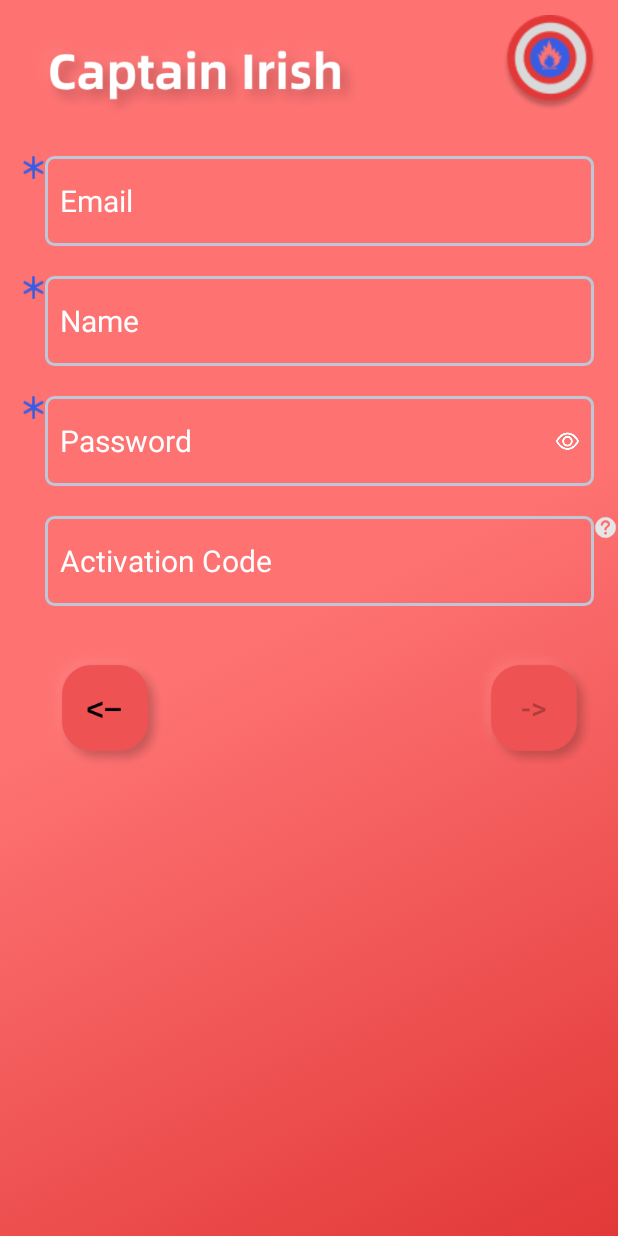
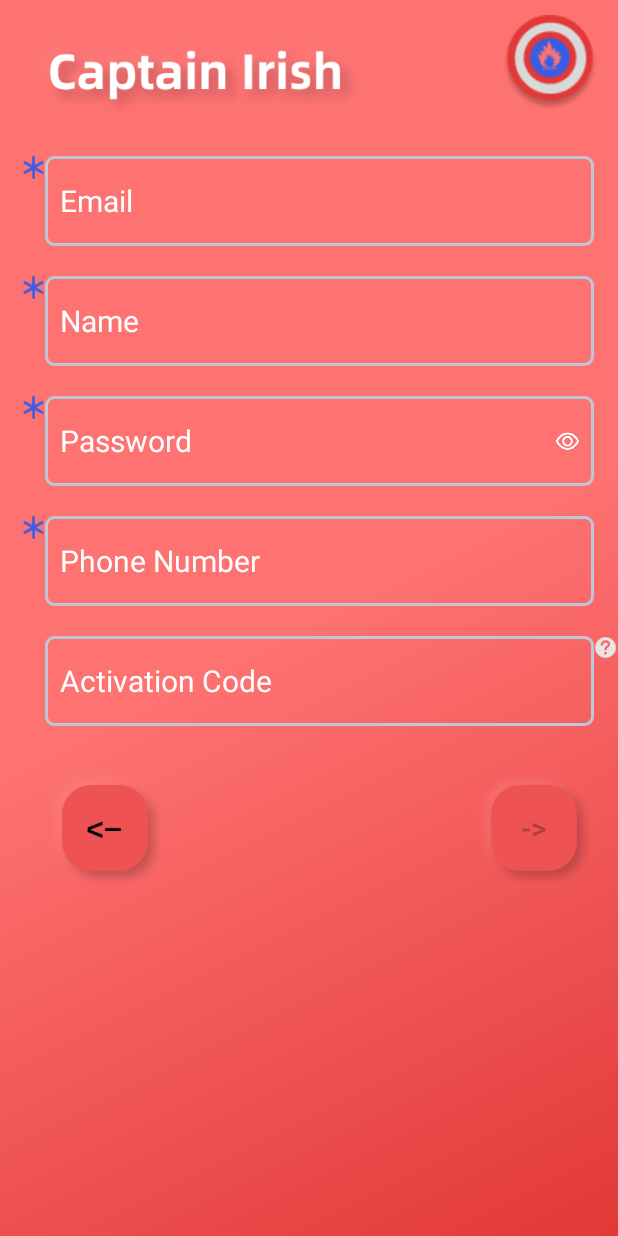
Before and after one commit to marvinliuu/ASE_Group5, an Android app: the RegisterFragment screen opened directly, with no data from a screen before it, on a phone screen of 412 x 824 dp. Run offline under Robolectric (Android 15) with nearby library versions, the phone set to English and light mode, and no system bars; our stand-ins replace Firebase (no records; nobody signed in at launch, a user with empty details on screens opened directly); Roboto replaces fonts that are not available here.

Commit message:
23.04.06 Register Phone Number - Yilun Li

```diff
--- a/testDisasterEvent/app/src/main/java/com/example/testdisasterevent/data/RegisterDataSource.java
+++ b/testDisasterEvent/app/src/main/java/com/example/testdisasterevent/data/RegisterDataSource.java
@@ -37,7 +37,7 @@ public class RegisterDataSource {
      * @param email - user's email
      * @param actCode - Activation Code for type
      */
-    public Result<String> register(String username, String password, String email, String actCode) {
+    public Result<String> register(String username, String password, String email, String phone, String actCode) {
         try {
             // Write user data to Firebase Realtime Database
             mDatabase = FirebaseDatabase.getInstance().getReference();
@@ -68,7 +68,7 @@ public class RegisterDataSource {
                         userData.put("type", actCodeInt); // Change to int
                     }
 
-                    userData.put("phone", "877022342");
+                    userData.put("phone", phone);
 
                     userId += count;
                     userDatabase.child(userId).setValue(userData);
--- a/testDisasterEvent/app/src/main/java/com/example/testdisasterevent/data/RegisterRepository.java
+++ b/testDisasterEvent/app/src/main/java/com/example/testdisasterevent/data/RegisterRepository.java
@@ -23,9 +23,9 @@ public class RegisterRepository {
 
 
 
-    public Result<String> register(String username, String password, String email, String actCode) {
+    public Result<String> register(String username, String password, String email, String phone, String actCode) {
         // handle login
-        Result<String> result = dataSource.register(username, password, email, actCode);
+        Result<String> result = dataSource.register(username, password, email, phone, actCode);
         return result;
     }
 
--- a/testDisasterEvent/app/src/main/java/com/example/testdisasterevent/ui/register/RegisterFragment.java
+++ b/testDisasterEvent/app/src/main/java/com/example/testdisasterevent/ui/register/RegisterFragment.java
@@ -40,6 +40,7 @@ public class RegisterFragment extends Fragment {
     private EditText registerName;
     private EditText registerEmail;
     private EditText registerPwd;
+    private EditText registerPhone;
     private EditText registerActCode;
     private boolean pwdFlag = false;
     private PopupWindow popupWindow;
@@ -62,6 +63,7 @@ public class RegisterFragment extends Fragment {
         registerName = binding.registerName;
         registerEmail = binding.registerEmail;
         registerPwd = binding.registerPassword;
+        registerPhone = binding.registerPhone;
         registerActCode = binding.registerActivationCode;
 
         pwdVisible = binding.passwordVisible;
@@ -99,6 +101,7 @@ public class RegisterFragment extends Fragment {
         registerEmail.addTextChangedListener(afterTextChangedListener);
         registerPwd.addTextChangedListener(afterTextChangedListener);
         registerName.addTextChangedListener(afterTextChangedListener);
+        registerPhone.addTextChangedListener(afterTextChangedListener);
         registerActCode.addTextChangedListener(afterTextChangedListener);
 
         registerBack.setOnClickListener(new View.OnClickListener() {
@@ -135,9 +138,10 @@ public class RegisterFragment extends Fragment {
                 String name = registerName.getText().toString();
                 String email = registerEmail.getText().toString();
                 String pwd = registerPwd.getText().toString();
+                String phone = registerPhone.getText().toString();
                 String actCode = registerActCode.getText().toString();
 
-                mViewModel.register(name, pwd, email, actCode);
+                mViewModel.register(name, pwd, email, phone, actCode);
 
                 Intent login_intent = new Intent(getActivity(), LoginActivity.class);
                 startActivity(login_intent);
--- a/testDisasterEvent/app/src/main/java/com/example/testdisasterevent/ui/register/RegisterViewModel.java
+++ b/testDisasterEvent/app/src/main/java/com/example/testdisasterevent/ui/register/RegisterViewModel.java
@@ -24,9 +24,9 @@ public class RegisterViewModel extends ViewModel {
         this.registerRepository = registerRepository;
     }
     // TODO: Implement the ViewModel
-    public boolean register(String username, String password, String email, String actCode) {
+    public boolean register(String username, String password, String email, String phone, String actCode) {
         // can be launched in a separate asynchronous job
-        Result<String> result = registerRepository.register(username, password, email, actCode);
+        Result<String> result = registerRepository.register(username, password, email, phone, actCode);
 
         if (result instanceof Result.Success) {
             return true;
--- a/testDisasterEvent/app/src/main/res/layout/register_fragment.xml
+++ b/testDisasterEvent/app/src/main/res/layout/register_fragment.xml
@@ -60,6 +60,16 @@
         android:scaleType="fitXY"
         app:layout_constraintRight_toLeftOf="@+id/registerPassword"
         app:layout_constraintTop_toTopOf="@+id/registerPassword" />
+
+    <ImageView
+        android:id="@+id/mustFilledIn3"
+        android:layout_width="15dp"
+        android:layout_height="15dp"
+        android:layout_marginTop="0dp"
+        android:background="@drawable/star"
+        android:scaleType="fitXY"
+        app:layout_constraintRight_toLeftOf="@+id/registerPhone"
+        app:layout_constraintTop_toTopOf="@+id/registerPhone" />
 
 
     <Button
@@ -163,6 +173,27 @@
         app:layout_constraintTop_toBottomOf="@+id/registerName" />
 
     <EditText
+        android:id="@+id/registerPhone"
+        android:layout_width="match_parent"
+        android:layout_height="60dp"
+        android:layout_marginStart="30dp"
+        android:layout_marginTop="20dp"
+        android:layout_marginEnd="16dp"
+        android:background="@drawable/bg_edittext"
+        android:ems="15"
+        android:hint="Phone Number"
+        android:textColorHint="@color/white"
+        android:inputType="textPhonetic"
+        android:paddingLeft="10dp"
+        android:paddingTop="10dp"
+        android:paddingBottom="10dp"
+        android:textSize="20dp"
+        app:layout_constraintBottom_toBottomOf="@dimen/activity_horizontal_margin"
+        app:layout_constraintEnd_toEndOf="parent"
+        app:layout_constraintStart_toStartOf="parent"
+        app:layout_constraintTop_toBottomOf="@+id/registerPassword" />
+
+    <EditText
         android:id="@+id/registerActivationCode"
         android:layout_width="match_parent"
         android:layout_height="60dp"
@@ -180,7 +211,7 @@
         app:layout_constraintBottom_toBottomOf="@dimen/activity_horizontal_margin"
         app:layout_constraintEnd_toEndOf="parent"
         app:layout_constraintStart_toStartOf="parent"
-        app:layout_constraintTop_toBottomOf="@+id/registerPassword" />
+        app:layout_constraintTop_toBottomOf="@+id/registerPhone" />
 
     <ImageView
         android:id="@+id/passwordVisible"
```
